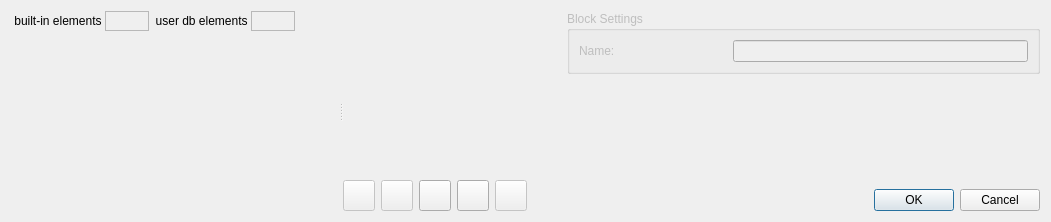
First picture: the form in SIM-VICUS/src/SVSubNetworkEditDialog.ui, repository Brockaaa/SIM-VICUS, before the edit.
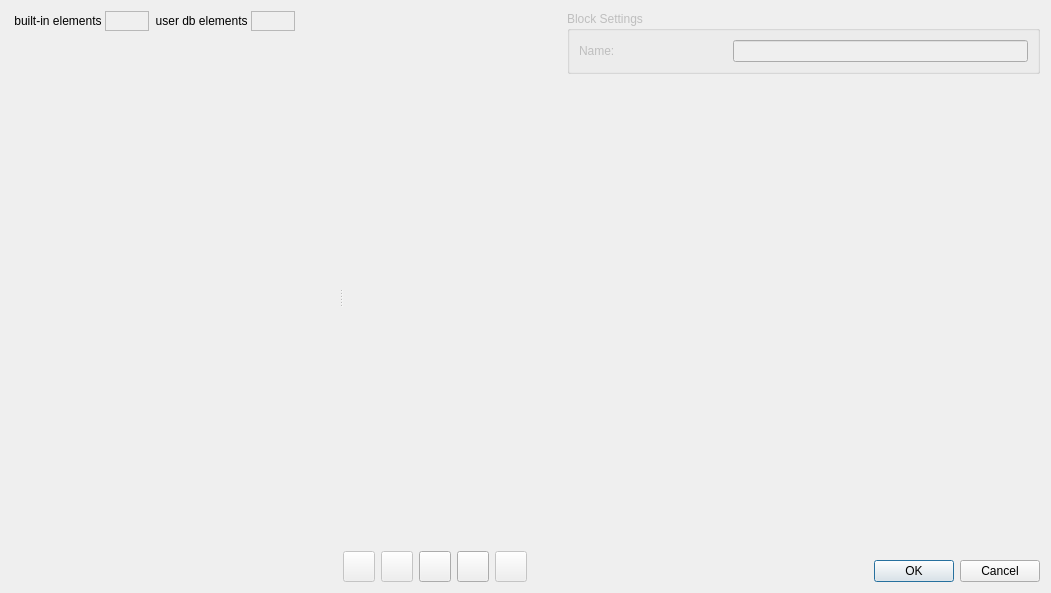
Second picture: the form after the edit. Icons and pictures are not drawn. Custom widgets are drawn as their Qt base class.

Commit message: edit component heat exchange ui

Patch:
```diff
--- a/SIM-VICUS/src/SVSubNetworkEditDialog.ui
+++ b/SIM-VICUS/src/SVSubNetworkEditDialog.ui
@@ -13,7 +13,7 @@
     <x>0</x>
     <y>0</y>
     <width>1051</width>
-    <height>222</height>
+    <height>593</height>
    </rect>
   </property>
   <property name="sizePolicy">
@@ -175,8 +175,8 @@
            <rect>
             <x>0</x>
             <y>0</y>
-            <width>352</width>
-            <height>175</height>
+            <width>332</width>
+            <height>546</height>
            </rect>
           </property>
           <layout class="QVBoxLayout" name="scrollAreaLayout">
```
The commit also changes 3 other files.
